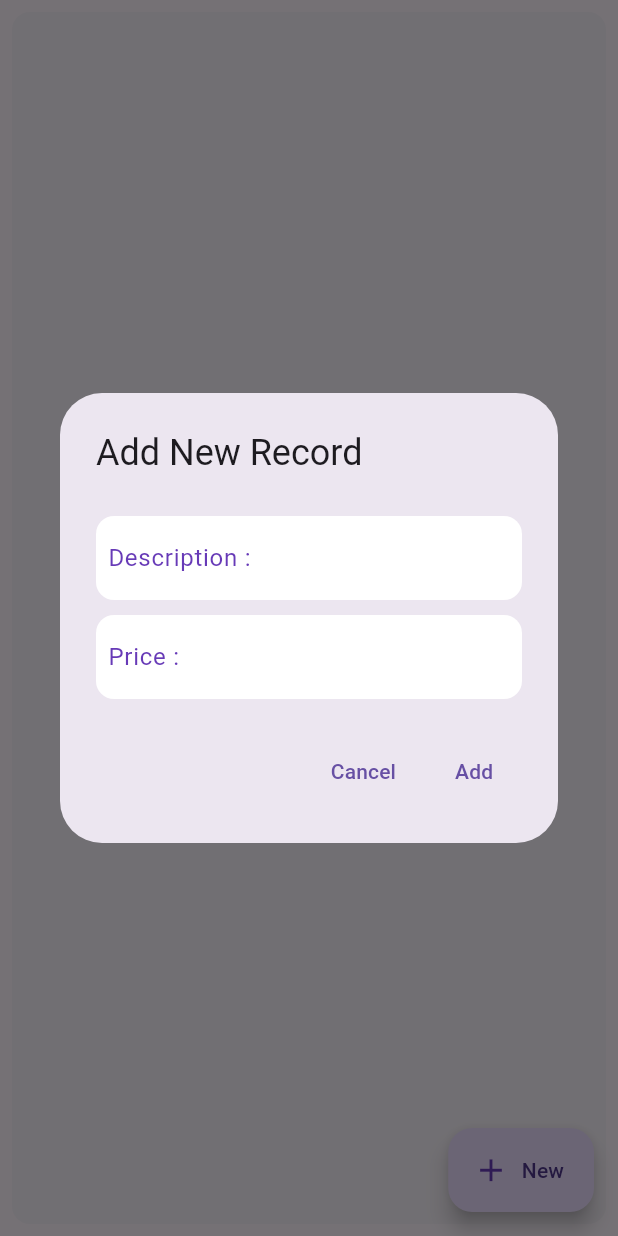
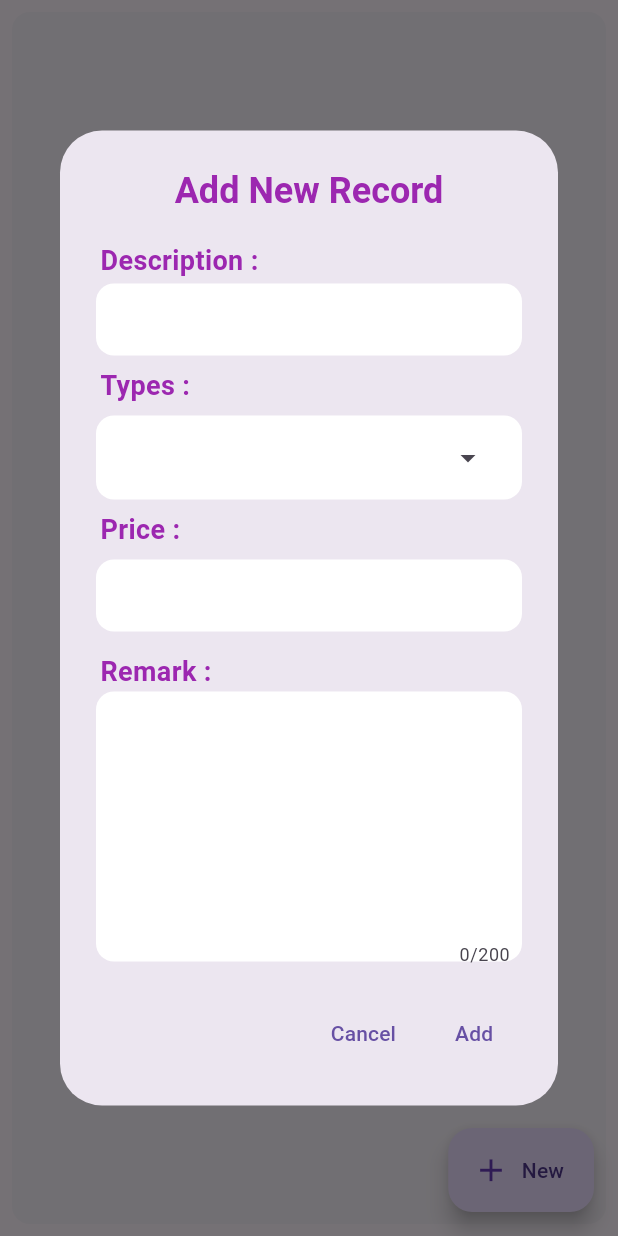
Before and after one commit to jlbat/ExpenseTracker, a Flutter app: the Home screen opened directly, after a tap on "New", on a phone screen of 412 x 824 dp. Run offline on Flutter 3.47's test engine with Material 3 defaults, Android fonts, the phone set to English and light mode, and no system bars; our stand-ins replace firebase_auth, firebase_core; missing offline and left inert: alert_banner; accounts and stored records are empty.

Commit message:
[Change] DialogBox Design

```diff
--- a/lib/Components/Dialog/newRecordDialog.dart
+++ b/lib/Components/Dialog/newRecordDialog.dart
@@ -1,5 +1,17 @@
 import 'package:flutter/material.dart';
 import 'package:flutter/services.dart';
+
+enum ExpenseTypes {
+  fnb('FNB', 1),
+  petrol('Petrol', 2),
+  grocery('Grocery', 3),
+  utility('Utility', 4),
+  other('Other', 5);
+
+  const ExpenseTypes(this.label, this.value);
+  final String label;
+  final int value;
+}
 
 class NewRecordDialog extends StatefulWidget {
   const NewRecordDialog({super.key});
@@ -11,17 +23,40 @@ class NewRecordDialog extends StatefulWidget {
 class _NewRecordDialogState extends State<NewRecordDialog> {
   final TextEditingController _descriptionController = TextEditingController();
   final TextEditingController _priceController = TextEditingController();
+  final TextEditingController _remarkController = TextEditingController();
 
   @override
   Widget build(BuildContext context) {
     return AlertDialog(
-      title: const Text('Add New Record'),
+      title: const Text(
+        'Add New Record',
+        textAlign: TextAlign.center,
+        style: TextStyle(
+          fontWeight: FontWeight.bold,
+          color: Colors.purple
+        ),
+      ),
       content: SizedBox(
         width: 500,
         child: SingleChildScrollView(
           child: Column(
             children: <Widget>[
-              const SizedBox(height: 10,),
+              SizedBox(
+                height: 30,
+                child: Container(
+                  alignment: FractionalOffset.centerLeft,
+                  padding: const EdgeInsets.fromLTRB(3, 0, 0, 0),
+                  child: const Text(
+                    'Description :',
+                    textAlign: TextAlign.center,
+                    style: TextStyle(
+                        fontWeight: FontWeight.bold,
+                        color: Colors.purple,
+                        fontSize: 18
+                    ),
+                  ),
+                ),
+              ),
               Container(
                 padding: const EdgeInsets.fromLTRB(8, 0, 8, 0),
                 decoration: const BoxDecoration(
@@ -31,16 +66,118 @@ class _NewRecordDialogState extends State<NewRecordDialog> {
                 ),
                 child: TextFormField(
                   controller: _descriptionController,
-                  style: const TextStyle(color: Colors.deepPurple),
+                  style: const TextStyle(
+                    color: Colors.deepPurple,
+                    fontSize: 18,
+                    fontWeight: FontWeight.w600
+                  ),
                   cursorColor: const Color(0x9E9E9EFF),
                   decoration: const InputDecoration(
-                      border: InputBorder.none,
-                      labelText: 'Description : ',
-                      labelStyle: TextStyle(color: Colors.deepPurple)
+                      border: InputBorder.none
+                  ),
+                  inputFormatters: [ LengthLimitingTextInputFormatter(20)],
+                ),
+              ),
+              SizedBox(
+                height: 40,
+                child: Container(
+                  alignment: FractionalOffset.centerLeft,
+                  padding: const EdgeInsets.fromLTRB(3, 0, 0, 0),
+                  child: const Text(
+                    'Types :',
+                    textAlign: TextAlign.center,
+                    style: TextStyle(
+                        fontWeight: FontWeight.bold,
+                        color: Colors.purple,
+                        fontSize: 18
+                    ),
                   ),
                 ),
               ),
-              const SizedBox(height: 10,),
+              Container(
+                padding: const EdgeInsets.fromLTRB(8, 0, 8, 0),
+                decoration: const BoxDecoration(
+                  color: Colors.white,
+                  borderRadius: BorderRadius.all(Radius.circular(12)),
+                ),
+                child: DropdownMenu<ExpenseTypes>(
+                  dropdownMenuEntries: ExpenseTypes.values
+                      .map<DropdownMenuEntry<ExpenseTypes>>(
+                          (ExpenseTypes type) {
+                        return DropdownMenuEntry<ExpenseTypes>(
+                            value: type,
+                            label: type.label
+                        );
+                      }).toList(),
+                  inputDecorationTheme: const InputDecorationTheme(
+                      border: InputBorder.none,
+                      hintStyle: TextStyle(color: Colors.deepPurple),
+                      labelStyle: TextStyle(color: Colors.deepPurple)
+                  ),
+                  textStyle: const TextStyle(
+                      color: Colors.deepPurple,
+                      fontSize: 18,
+                      fontWeight: FontWeight.w600
+                  ),
+                  menuStyle: MenuStyle(
+                    backgroundColor: MaterialStateProperty.all(const Color.fromRGBO(230, 230, 250, 0.9)),
+
+                  ),
+                  width: 280,
+                ),
+              ),
+              SizedBox(
+                height: 40,
+                child: Container(
+                  alignment: FractionalOffset.centerLeft,
+                  padding: const EdgeInsets.fromLTRB(3, 0, 0, 0),
+                  child: const Text(
+                    'Price :',
+                    textAlign: TextAlign.center,
+                    style: TextStyle(
+                        fontWeight: FontWeight.bold,
+                        color: Colors.purple,
+                        fontSize: 18
+                    ),
+                  ),
+                ),
+              ),
+              Container(
+                padding: const EdgeInsets.fromLTRB(8, 0, 8, 0),
+                decoration: const BoxDecoration(
+                  color: Colors.white,
+                  borderRadius: BorderRadius.all(Radius.circular(12)),
+                ),
+                child: TextFormField(
+                  controller: _priceController,
+                  cursorColor: const Color(0x9E9E9EFF),
+                  inputFormatters: [ FilteringTextInputFormatter.allow(RegExp(r'^[+-]?(\d+)?(\.\d*)?$'))],
+                  style: const TextStyle(
+                      color: Colors.deepPurple,
+                      fontSize: 18,
+                      fontWeight: FontWeight.w600
+                  ),
+                  decoration: const InputDecoration(
+                      border: InputBorder.none
+                  ),
+                ),
+              ),
+              SizedBox(
+                height: 40,
+                child: Container(
+                  alignment: FractionalOffset.bottomLeft,
+                  padding: const EdgeInsets.fromLTRB(3, 0, 0, 0),
+                  child: const Text(
+                    'Remark :',
+                    textAlign: TextAlign.center,
+                    style: TextStyle(
+                      fontWeight: FontWeight.bold,
+                      color: Colors.purple,
+                      fontSize: 18
+                    ),
+                  ),
+                ),
+              ),
               Container(
                 padding: const EdgeInsets.fromLTRB(8, 0, 8, 0),
                 decoration: const BoxDecoration(
@@ -48,16 +185,29 @@ class _NewRecordDialogState extends State<NewRecordDialog> {
                   borderRadius: BorderRadius.all(Radius.circular(12)),
 
                 ),
-                child: TextFormField(
-                  controller: _priceController,
-                  cursorColor: const Color(0x9E9E9EFF),
-                  inputFormatters: [ FilteringTextInputFormatter.allow(RegExp(r'^[+-]?(\d+)?(\.\d*)?$'))],
-                  style: const TextStyle(color: Colors.deepPurple),
-                  decoration: const InputDecoration(
-                      border: InputBorder.none,
-                      labelText: 'Price : ',
-                      labelStyle: TextStyle(color: Colors.deepPurple)
-                  ),
+                child: Column(
+                  children: <Widget>[
+                    SizedBox(
+                      height: 180,
+                      child: TextFormField(
+                        controller: _remarkController,
+                        style: const TextStyle(
+                            color: Colors.deepPurple,
+                            fontSize: 18,
+                            fontWeight: FontWeight.w600
+                        ),
+                        cursorColor: const Color(0x9E9E9EFF),
+                        decoration: const InputDecoration(
+                            border: InputBorder.none,
+                        ),
+                        keyboardType: TextInputType.multiline,
+                        expands: true,
+                        maxLength: 200,
+                        maxLines: null,
+                        minLines: null,
+                      ),
+                    ),
+                  ],
                 ),
               ),
             ],
```
